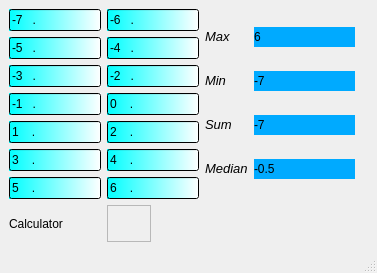
The window that calculator.ui (zzzzz1st/Calculator) describes before a commit, drawn with Qt 5.
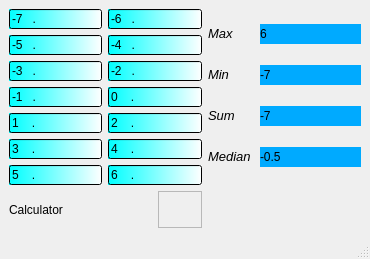
The same window after the commit. Icons and pictures are not drawn.

Diff of the .ui file:
```diff
--- a/calculator.ui
+++ b/calculator.ui
@@ -6,10 +6,22 @@
    <rect>
     <x>0</x>
     <y>0</y>
-    <width>377</width>
+    <width>370</width>
     <height>259</height>
    </rect>
   </property>
+  <property name="sizePolicy">
+   <sizepolicy hsizetype="Preferred" vsizetype="Preferred">
+    <horstretch>0</horstretch>
+    <verstretch>0</verstretch>
+   </sizepolicy>
+  </property>
+  <property name="minimumSize">
+   <size>
+    <width>370</width>
+    <height>259</height>
+   </size>
+  </property>
   <property name="windowTitle">
    <string>Calculator</string>
   </property>
@@ -204,7 +216,7 @@
       </item>
      </layout>
     </item>
-    <item row="0" column="2" colspan="2">
+    <item row="0" column="2">
      <layout class="QGridLayout" name="gridLayout_2">
       <item row="0" column="0">
        <widget class="QLabel" name="label">
@@ -213,6 +225,35 @@
         </property>
        </widget>
       </item>
+      <item row="2" column="0">
+       <widget class="QLabel" name="label_3">
+        <property name="text">
+         <string>&lt;html&gt;&lt;head/&gt;&lt;body&gt;&lt;p&gt;&lt;span style=&quot; font-size:10pt; font-style:italic;&quot;&gt;Sum&lt;/span&gt;&lt;/p&gt;&lt;/body&gt;&lt;/html&gt;</string>
+        </property>
+       </widget>
+      </item>
+      <item row="1" column="1">
+       <widget class="QLabel" name="minValue">
+        <property name="minimumSize">
+         <size>
+          <width>101</width>
+          <height>20</height>
+         </size>
+        </property>
+        <property name="maximumSize">
+         <size>
+          <width>101</width>
+          <height>20</height>
+         </size>
+        </property>
+        <property name="styleSheet">
+         <string notr="true">background-color: rgb(0, 170, 255);</string>
+        </property>
+        <property name="text">
+         <string>-7</string>
+        </property>
+       </widget>
+      </item>
       <item row="0" column="1">
        <widget class="QLabel" name="maxValue">
         <property name="minimumSize">
@@ -239,22 +280,6 @@
         </property>
        </widget>
       </item>
-      <item row="0" column="2">
-       <spacer name="horizontalSpacer">
-        <property name="orientation">
-         <enum>Qt::Horizontal</enum>
-        </property>
-        <property name="sizeType">
-         <enum>QSizePolicy::Fixed</enum>
-        </property>
-        <property name="sizeHint" stdset="0">
-         <size>
-          <width>13</width>
-          <height>20</height>
-         </size>
-        </property>
-       </spacer>
-      </item>
       <item row="1" column="0">
        <widget class="QLabel" name="label_2">
         <property name="text">
@@ -262,51 +287,6 @@
         </property>
        </widget>
       </item>
-      <item row="1" column="1">
-       <widget class="QLabel" name="minValue">
-        <property name="minimumSize">
-         <size>
-          <width>101</width>
-          <height>20</height>
-         </size>
-        </property>
-        <property name="maximumSize">
-         <size>
-          <width>101</width>
-          <height>20</height>
-         </size>
-        </property>
-        <property name="styleSheet">
-         <string notr="true">background-color: rgb(0, 170, 255);</string>
-        </property>
-        <property name="text">
-         <string>-7</string>
-        </property>
-       </widget>
-      </item>
-      <item row="1" column="2">
-       <spacer name="horizontalSpacer_2">
-        <property name="orientation">
-         <enum>Qt::Horizontal</enum>
-        </property>
-        <property name="sizeType">
-         <enum>QSizePolicy::Fixed</enum>
-        </property>
-        <property name="sizeHint" stdset="0">
-         <size>
-          <width>13</width>
-          <height>20</height>
-         </size>
-        </property>
-       </spacer>
-      </item>
-      <item row="2" column="0">
-       <widget class="QLabel" name="label_3">
-        <property name="text">
-         <string>&lt;html&gt;&lt;head/&gt;&lt;body&gt;&lt;p&gt;&lt;span style=&quot; font-size:10pt; font-style:italic;&quot;&gt;Sum&lt;/span&gt;&lt;/p&gt;&lt;/body&gt;&lt;/html&gt;</string>
-        </property>
-       </widget>
-      </item>
       <item row="2" column="1">
        <widget class="QLabel" name="sumValue">
         <property name="minimumSize">
@@ -329,22 +309,6 @@
         </property>
        </widget>
       </item>
-      <item row="2" column="2">
-       <spacer name="horizontalSpacer_3">
-        <property name="orientation">
-         <enum>Qt::Horizontal</enum>
-        </property>
-        <property name="sizeType">
-         <enum>QSizePolicy::Fixed</enum>
-        </property>
-        <property name="sizeHint" stdset="0">
-         <size>
-          <width>13</width>
-          <height>20</height>
-         </size>
-        </property>
-       </spacer>
-      </item>
       <item row="3" column="0">
        <widget class="QLabel" name="label_4">
         <property name="text">
@@ -374,26 +338,22 @@
         </property>
        </widget>
       </item>
-      <item row="3" column="2">
-       <spacer name="horizontalSpacer_4">
-        <property name="orientation">
-         <enum>Qt::Horizontal</enum>
-        </property>
-        <property name="sizeType">
-         <enum>QSizePolicy::Fixed</enum>
-        </property>
-        <property name="sizeHint" stdset="0">
-         <size>
-          <width>13</width>
-          <height>20</height>
-         </size>
-        </property>
-       </spacer>
-      </item>
      </layout>
     </item>
     <item row="1" column="0">
      <widget class="QLabel" name="label_5">
+      <property name="minimumSize">
+       <size>
+        <width>143</width>
+        <height>37</height>
+       </size>
+      </property>
+      <property name="maximumSize">
+       <size>
+        <width>143</width>
+        <height>37</height>
+       </size>
+      </property>
       <property name="styleSheet">
        <string notr="true">font: 75 italic 24pt &quot;Times New Roman&quot;;</string>
       </property>
@@ -402,7 +362,7 @@
       </property>
      </widget>
     </item>
-    <item row="1" column="1" colspan="2">
+    <item row="1" column="1">
      <widget class="QFrame" name="frame">
       <property name="minimumSize">
        <size>
@@ -427,11 +387,14 @@
       </property>
      </widget>
     </item>
-    <item row="1" column="3">
+    <item row="1" column="2">
      <spacer name="horizontalSpacer_5">
       <property name="orientation">
        <enum>Qt::Horizontal</enum>
       </property>
+      <property name="sizeType">
+       <enum>QSizePolicy::Expanding</enum>
+      </property>
       <property name="sizeHint" stdset="0">
        <size>
         <width>161</width>
```
